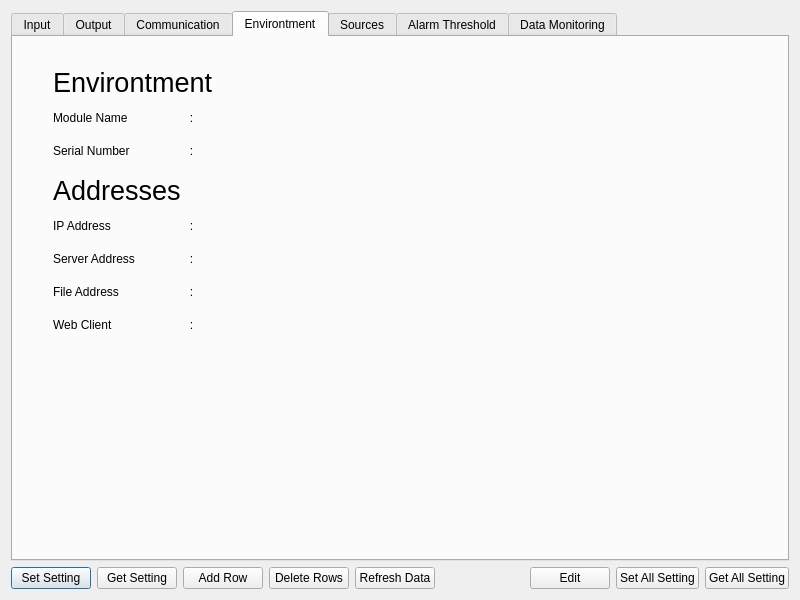
Before: the Qt Designer form view/formmodule.ui in zenaki/RTU, drawn with Qt 5.
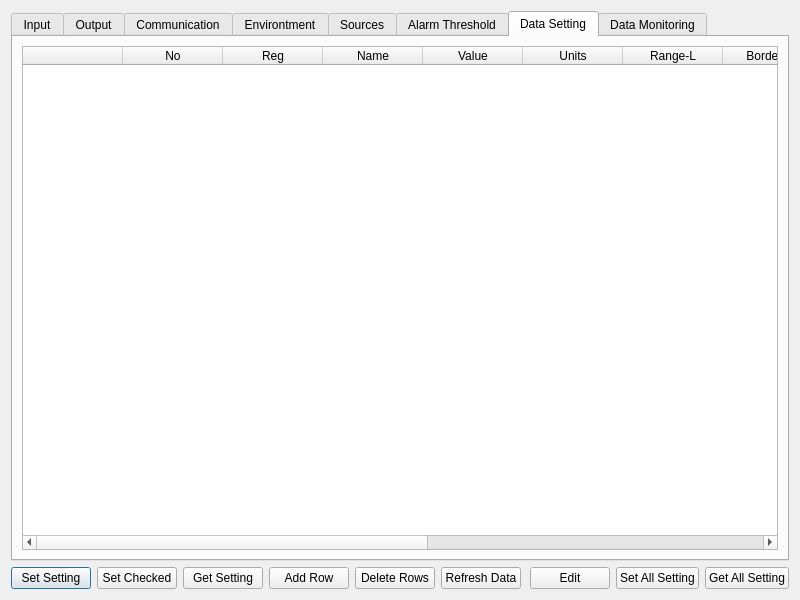
After: the same form once the commit is applied. The open tabs and pages were chosen to show the change. Icons and pictures are not drawn.

```diff
--- a/view/formmodule.ui
+++ b/view/formmodule.ui
@@ -10,16 +10,22 @@
     <height>600</height>
    </rect>
   </property>
+  <property name="sizePolicy">
+   <sizepolicy hsizetype="Expanding" vsizetype="Expanding">
+    <horstretch>0</horstretch>
+    <verstretch>0</verstretch>
+   </sizepolicy>
+  </property>
   <property name="minimumSize">
    <size>
-    <width>800</width>
-    <height>500</height>
+    <width>0</width>
+    <height>0</height>
    </size>
   </property>
   <property name="maximumSize">
    <size>
-    <width>800</width>
-    <height>600</height>
+    <width>16777215</width>
+    <height>16777215</height>
    </size>
   </property>
   <property name="windowTitle">
@@ -39,7 +45,7 @@
        </property>
       </widget>
      </item>
-     <item row="0" column="1">
+     <item row="0" column="2">
       <widget class="QPushButton" name="pbGet">
        <property name="text">
         <string>Get Setting</string>
@@ -56,21 +62,21 @@
        </property>
       </widget>
      </item>
-     <item row="0" column="2">
+     <item row="0" column="3">
       <widget class="QPushButton" name="pbAddRow">
        <property name="text">
         <string>Add Row</string>
        </property>
       </widget>
      </item>
-     <item row="0" column="3">
+     <item row="0" column="4">
       <widget class="QPushButton" name="pbDeleteRows">
        <property name="text">
         <string>Delete Rows</string>
        </property>
       </widget>
      </item>
-     <item row="0" column="5">
+     <item row="0" column="6">
       <spacer name="horizontalSpacer">
        <property name="orientation">
         <enum>Qt::Horizontal</enum>
@@ -97,17 +103,30 @@
        </property>
       </widget>
      </item>
-     <item row="0" column="4">
+     <item row="0" column="5">
       <widget class="QPushButton" name="pbRefresh">
        <property name="text">
         <string>Refresh Data</string>
        </property>
       </widget>
      </item>
+     <item row="0" column="1">
+      <widget class="QPushButton" name="pbSetChk">
+       <property name="text">
+        <string>Set Checked</string>
+       </property>
+      </widget>
+     </item>
     </layout>
    </item>
    <item row="0" column="0">
     <widget class="QTabWidget" name="tabWidget">
+     <property name="sizePolicy">
+      <sizepolicy hsizetype="Expanding" vsizetype="Expanding">
+       <horstretch>0</horstretch>
+       <verstretch>0</verstretch>
+      </sizepolicy>
+     </property>
      <property name="currentIndex">
       <number>5</number>
      </property>
@@ -1547,7 +1566,83 @@
        </item>
       </layout>
      </widget>
-     <widget class="QWidget" name="tab_data">
+     <widget class="QWidget" name="tab_data_s">
+      <attribute name="title">
+       <string>Data Setting</string>
+      </attribute>
+      <layout class="QGridLayout" name="gridLayout_14">
+       <item row="0" column="0">
+        <widget class="QTableWidget" name="tabel_data_s">
+         <column>
+          <property name="text">
+           <string/>
+          </property>
+         </column>
+         <column>
+          <property name="text">
+           <string>No</string>
+          </property>
+         </column>
+         <column>
+          <property name="text">
+           <string>Reg</string>
+          </property>
+         </column>
+         <column>
+          <property name="text">
+           <string>Name</string>
+          </property>
+         </column>
+         <column>
+          <property name="text">
+           <string>Value</string>
+          </property>
+         </column>
+         <column>
+          <property name="text">
+           <string>Units</string>
+          </property>
+         </column>
+         <column>
+          <property name="text">
+           <string>Range-L</string>
+          </property>
+         </column>
+         <column>
+          <property name="text">
+           <string>Border-LL</string>
+          </property>
+         </column>
+         <column>
+          <property name="text">
+           <string>Border-L</string>
+          </property>
+         </column>
+         <column>
+          <property name="text">
+           <string>Border-H</string>
+          </property>
+         </column>
+         <column>
+          <property name="text">
+           <string>Border-HH</string>
+          </property>
+         </column>
+         <column>
+          <property name="text">
+           <string>Range-H</string>
+          </property>
+         </column>
+         <column>
+          <property name="text">
+           <string>Status</string>
+          </property>
+         </column>
+        </widget>
+       </item>
+      </layout>
+     </widget>
+     <widget class="QWidget" name="tab_data_m">
       <attribute name="title">
        <string>Data Monitoring</string>
       </attribute>
```
Left out of the diff: 228 changed lines with no effect on the pictures.
